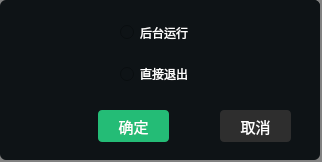
ukui/ukui-sidebar, file src/plugins/Clock_deamon/close_or_hide.ui: the form before one commit.
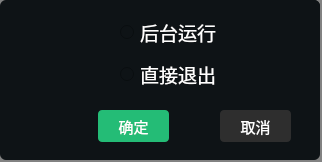
The form after the commit. Icons and pictures are not drawn.

Commit message: update clock  internationalization

Patch:
```diff
--- a/src/plugins/Clock_deamon/close_or_hide.ui
+++ b/src/plugins/Clock_deamon/close_or_hide.ui
@@ -109,13 +109,13 @@
      <rect>
       <x>120</x>
       <y>17</y>
-      <width>131</width>
+      <width>161</width>
       <height>31</height>
      </rect>
     </property>
     <property name="styleSheet">
      <string notr="true">color: rgb(255, 255, 255);
-font: 25 14pt &quot;Noto Sans CJK SC&quot;;</string>
+font: 25 14pt ;</string>
     </property>
     <property name="text">
      <string>后台运行</string>
@@ -126,13 +126,13 @@
      <rect>
       <x>120</x>
       <y>60</y>
-      <width>108</width>
+      <width>161</width>
       <height>28</height>
      </rect>
     </property>
     <property name="styleSheet">
      <string notr="true">color: rgb(255, 255, 255);
-font: 25 14pt &quot;Noto Sans CJK SC&quot;;</string>
+font: 25 14pt ;</string>
     </property>
     <property name="text">
      <string>直接退出</string>
```
The commit also changes 2 other files.
